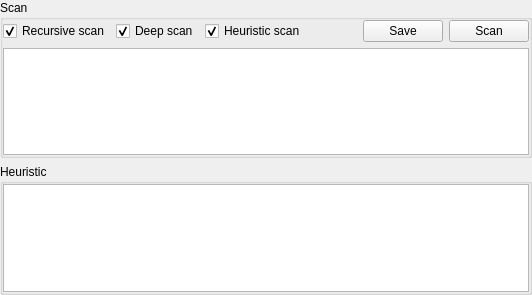
This is heurwidget.ui in horsicq/StaticScan as Qt 5 draws it before an edit. The edited form follows.
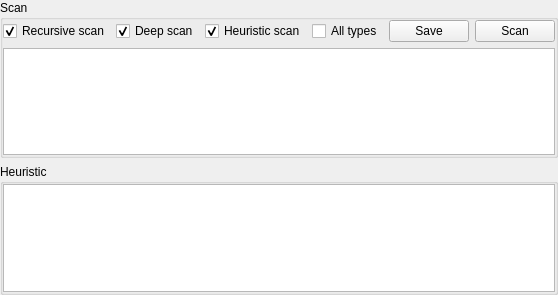
This is the edited form.

The edit to the form file:
```diff
--- a/heurwidget.ui
+++ b/heurwidget.ui
@@ -89,6 +89,13 @@
           </property>
          </spacer>
         </item>
+        <item>
+         <widget class="QCheckBox" name="checkBoxAllTypesScan">
+          <property name="text">
+           <string>All types</string>
+          </property>
+         </widget>
+        </item>
         <item>
          <widget class="QPushButton" name="pushButtonSave">
           <property name="text">
```
